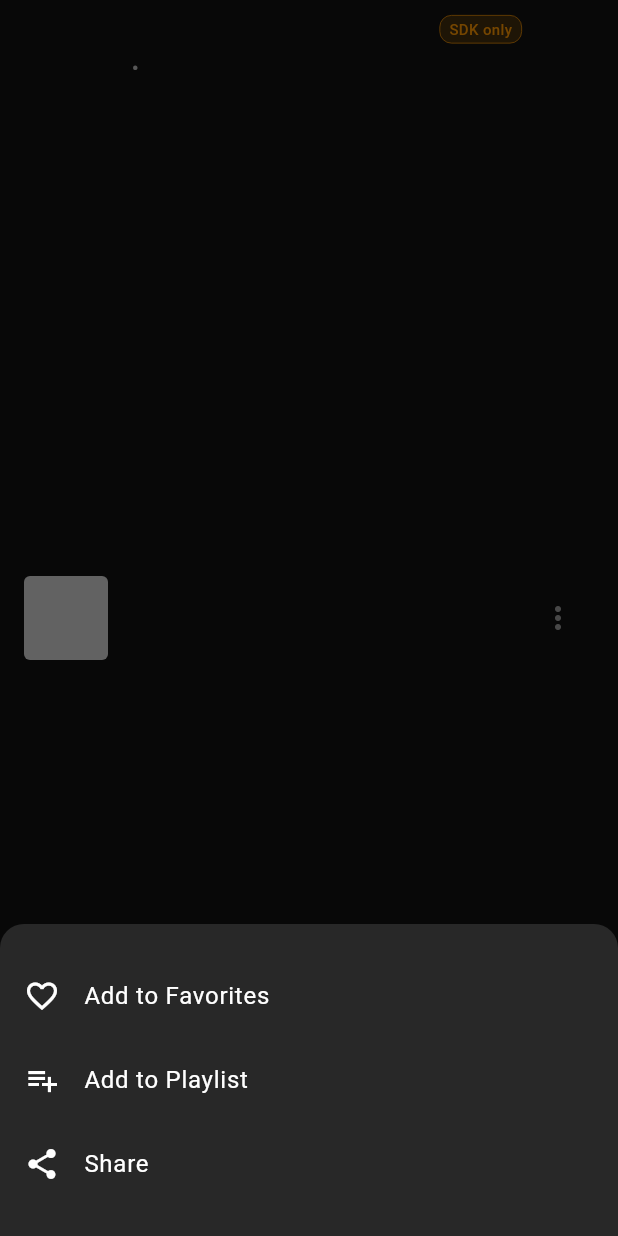
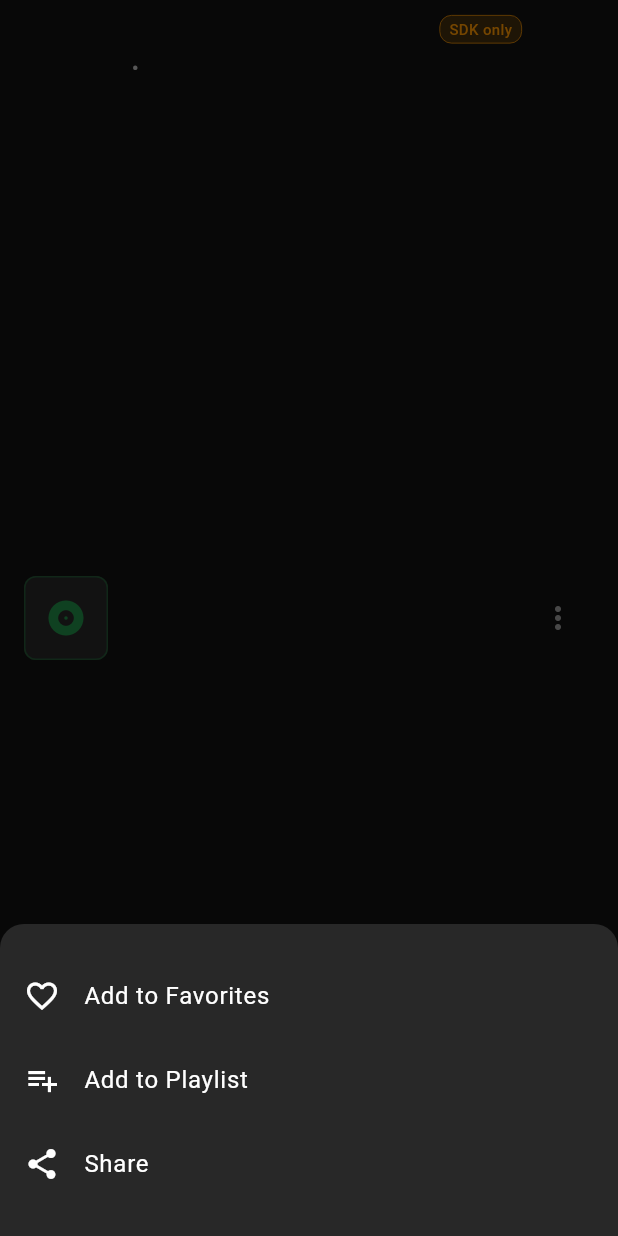
Before and after one commit to GianSandoval5/spotify_app, a Flutter app: the _SearchResultItem widget shown alone on an empty page, opened directly with empty values, after a tap on the "more vert" icon, on a phone screen of 412 x 824 dp. Run offline on Flutter 3.47's test engine with Material 3 defaults, Android fonts, the phone set to English and light mode, and no system bars; drawn by our look-alikes of cached_network_image; our stand-ins replace dartz, equatable, flutter_bloc, get_it, hive, hive_flutter and 3 more; missing offline and left inert: spotify_sdk; accounts and stored records are empty.

Commit message:
Refactor code structure for improved readability and maintainability

```diff
--- a/lib/presentation/screens/search_screen.dart
+++ b/lib/presentation/screens/search_screen.dart
@@ -2,12 +2,12 @@
 import 'package:flutter/material.dart';
 import 'package:flutter_bloc/flutter_bloc.dart';
 import 'package:provider/provider.dart';
-import 'package:cached_network_image/cached_network_image.dart';
 import 'package:spotify_app/domain/entities/song_models.dart';
 import 'package:spotify_app/presentation/bloc/music/music_bloc.dart';
 import 'package:spotify_app/presentation/bloc/music/music_event.dart';
 import 'package:spotify_app/presentation/bloc/music/music_state.dart';
 import 'package:spotify_app/presentation/providers/audio_provider.dart';
+import 'package:spotify_app/presentation/widgets/safe_network_image.dart';
 
 class SearchScreen extends StatefulWidget {
   const SearchScreen({super.key});
@@ -259,19 +259,7 @@ class _SearchResultItem extends StatelessWidget {
         child: Row(
           children: [
             // Album Art
-            ClipRRect(
-              borderRadius: BorderRadius.circular(4),
-              child: CachedNetworkImage(
-                imageUrl: song.imageUrl,
-                width: 56,
-                height: 56,
-                fit: BoxFit.cover,
-                placeholder: (context, url) => Container(
-                  color: Colors.grey[800],
-                  child: const Icon(Icons.music_note, color: Colors.grey),
-                ),
-              ),
-            ),
+            AlbumImage(imageUrl: song.imageUrl, size: 56),
             const SizedBox(width: 12),
 
             // Song Info
--- a/lib/presentation/widgets/safe_network_image.dart
+++ b/lib/presentation/widgets/safe_network_image.dart
@@ -33,6 +33,8 @@ class SafeNetworkImage extends StatelessWidget {
       width: width,
       height: height,
       fit: fit,
+      fadeInDuration: const Duration(milliseconds: 300),
+      fadeOutDuration: const Duration(milliseconds: 100),
       placeholder: (context, url) =>
           placeholder ??
           Container(
@@ -46,7 +48,15 @@ class SafeNetworkImage extends StatelessWidget {
               ),
             ),
           ),
-      errorWidget: (context, url, error) => _buildErrorWidget(),
+      errorWidget: (context, url, error) {
+        // Log del error para debugging
+        print('Error cargando imagen: $url - Error: $error');
+        return _buildErrorWidget();
+      },
+      // Configuraciones adicionales para mejor manejo de cache
+      cacheManager: null, // Usar cache manager por defecto
+      useOldImageOnUrlChange: true,
+      filterQuality: FilterQuality.medium,
     );
 
     if (borderRadius != null) {
--- a/pubspec.yaml
+++ b/pubspec.yaml
@@ -56,8 +56,8 @@ flutter:
   uses-material-design: true
 
   # To add assets to your application, add an assets section, like this:
-  # assets:
-  #   - images/a_dot_burr.jpeg
+  assets:
+    - assets/
   #   - images/a_dot_ham.jpeg
 
   # An image asset can refer to one or more resolution-specific "variants", see
```
Also changed, not shown: lib/data/datasources/remote_data_source.dart (+49 -26 lines), assets/1.png (added), assets/2.png (added), assets/3.png (added), assets/4.png (added), assets/5.png (added), assets/6.png (added), 1 other file.
